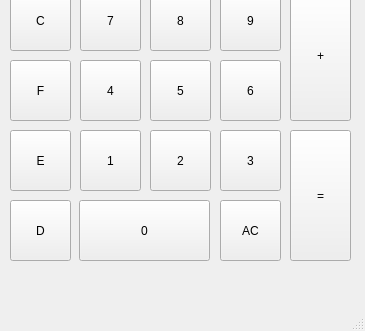
This is mainwindow.ui in Palit-Invalid/calculator as Qt 5 draws it before an edit; both pictures show x 0 to 365 and y 190 to 521 of the 365 by 521 pixel window. The edited form follows.
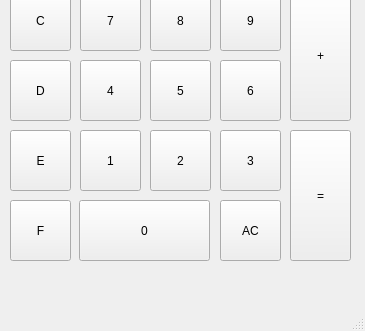
This is the edited form.

The edit to the form file:
```diff
--- a/mainwindow.ui
+++ b/mainwindow.ui
@@ -24,7 +24,7 @@
     <property name="geometry">
      <rect>
       <x>10</x>
-      <y>250</y>
+      <y>390</y>
       <width>61</width>
       <height>61</height>
      </rect>
@@ -62,7 +62,7 @@
     <property name="geometry">
      <rect>
       <x>10</x>
-      <y>390</y>
+      <y>250</y>
       <width>61</width>
       <height>61</height>
      </rect>
@@ -150,7 +150,7 @@
      </sizepolicy>
     </property>
    </widget>
-   <widget class="QWidget" name="">
+   <widget class="QWidget" name="layoutWidget">
     <property name="geometry">
      <rect>
       <x>10</x>
@@ -518,7 +518,7 @@
      <string>-</string>
     </property>
    </widget>
-   <widget class="QWidget" name="">
+   <widget class="QWidget" name="layoutWidget">
     <property name="geometry">
      <rect>
       <x>10</x>
```
